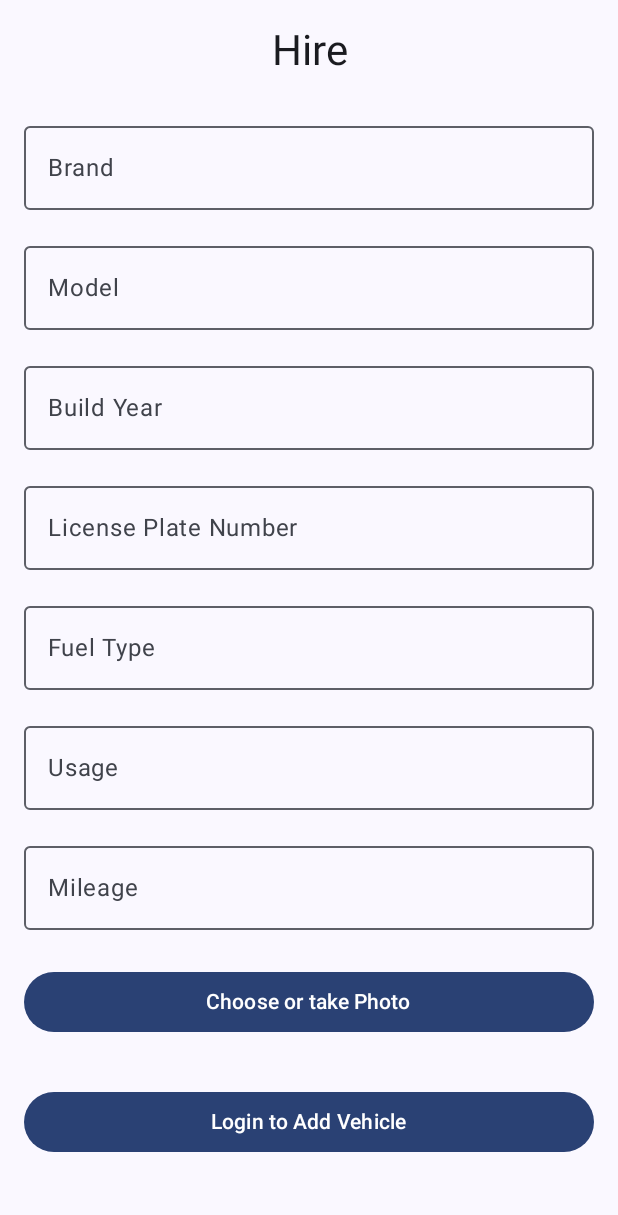
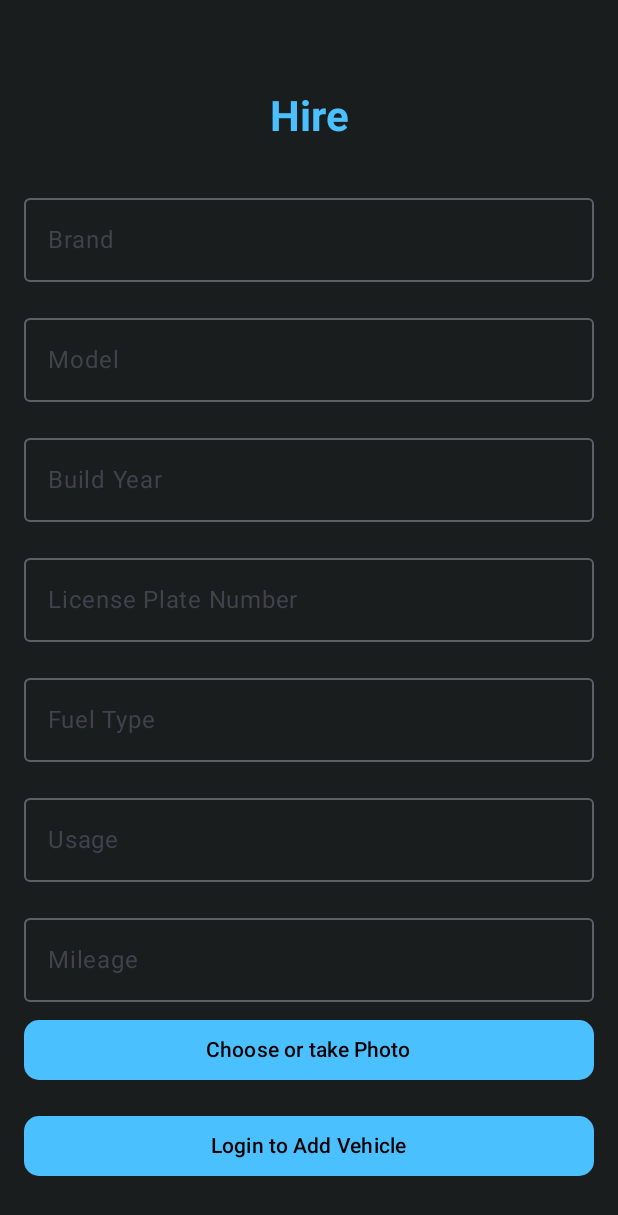
Before and after one commit to thisw2004/MyRentFinal, an Android app built with Jetpack Compose: the VerhurenFormLayout screen opened through its navigation route, on a phone screen of 412 x 824 dp. Shown: the top 1215 px of the screen. Run offline under Robolectric (Android 15) with nearby library versions, the light colour scheme and no system bars.

Commit message:
v 3.2.9 updated bverhuren page

```diff
--- a/app/src/main/java/com/example/myrentapp/MainActivity.kt
+++ b/app/src/main/java/com/example/myrentapp/MainActivity.kt
@@ -1,6 +1,6 @@
 package com.example.myrentapp
 
-import VerhurenFormLayout
+//import VerhurenFormLayout
 import android.os.Bundle
 import androidx.activity.ComponentActivity
 import androidx.activity.compose.setContent
--- a/app/src/main/java/com/example/myrentapp/Verhuren.kt
+++ b/app/src/main/java/com/example/myrentapp/Verhuren.kt
@@ -1,3 +1,5 @@
+package com.example.myrentapp
+
 import android.Manifest
 import android.content.Context
 import android.graphics.Bitmap
@@ -12,26 +14,29 @@ import android.util.Log
 import androidx.activity.compose.rememberLauncherForActivityResult
 import androidx.activity.result.contract.ActivityResultContracts
 import androidx.compose.foundation.Image
+import androidx.compose.foundation.background
 import androidx.compose.foundation.layout.*
 import androidx.compose.foundation.rememberScrollState
+import androidx.compose.foundation.shape.RoundedCornerShape
 import androidx.compose.foundation.verticalScroll
 import androidx.compose.material3.*
 import androidx.compose.runtime.*
 import androidx.compose.ui.Alignment
 import androidx.compose.ui.Modifier
+import androidx.compose.ui.draw.clip
+import androidx.compose.ui.graphics.Color
 import androidx.compose.ui.graphics.asImageBitmap
 import androidx.compose.ui.platform.LocalContext
 import androidx.compose.ui.res.stringResource
+import androidx.compose.ui.text.font.FontWeight
 import androidx.compose.ui.text.style.TextAlign
 import androidx.compose.ui.unit.dp
+import androidx.compose.ui.unit.sp
 import androidx.core.content.ContextCompat
 import androidx.core.content.FileProvider
 import androidx.core.content.PermissionChecker
 import androidx.navigation.NavController
-import com.example.myrentapp.AddVehicleState
-import com.example.myrentapp.CarViewModel
-import com.example.myrentapp.R
-import com.example.myrentapp.UserViewModel
+import com.example.myrentapp.ui.theme.MyRentAppTheme
 import com.google.accompanist.permissions.ExperimentalPermissionsApi
 import com.google.accompanist.permissions.isGranted
 import com.google.accompanist.permissions.rememberPermissionState
@@ -53,48 +58,44 @@ fun VerhurenFormLayout(carViewModel: CarViewModel, userViewModel: UserViewModel,
     var brandstofInput by remember { mutableStateOf("") }
     var verbruikInput by remember { mutableStateOf("") }
     var kmStandInput by remember { mutableStateOf("") }
-    var location by remember { mutableStateOf<String?>(null) }  // Auto GPS location
+    var location by remember { mutableStateOf<String?>(null) }
 
     var showPhotoDialog by remember { mutableStateOf(false) }
     var photoUri by remember { mutableStateOf<Uri?>(null) }
     var photoName by remember { mutableStateOf<String?>(null) }
     var photoBase64 by remember { mutableStateOf<String?>(null) }
-    var photoBitmap by remember { mutableStateOf<Bitmap?>(null) }  // For preview
+    var photoBitmap by remember { mutableStateOf<Bitmap?>(null) }
 
-    // Permission states for location and camera
     val locationPermissionState = rememberPermissionState(Manifest.permission.ACCESS_FINE_LOCATION)
     val cameraPermissionState = rememberPermissionState(Manifest.permission.CAMERA)
 
-    // Launcher for taking a photo
     val takePhoto = rememberLauncherForActivityResult(ActivityResultContracts.TakePicture()) { success ->
         if (success) {
             photoUri?.let { uri ->
                 photoBase64 = encodeImageToBase64(context, uri)
                 val bitmap = decodeUriToBitmap(context, uri)
-                photoBitmap = bitmap  // Set photo preview bitmap
+                photoBitmap = bitmap
                 photoName = carViewModel.generatePhotoName(context)
             }
         }
     }
 
-    // Launcher for picking a photo from the gallery
     val pickPhoto = rememberLauncherForActivityResult(ActivityResultContracts.GetContent()) { uri: Uri? ->
         photoUri = uri
         if (uri != null) {
             photoBase64 = encodeImageToBase64(context, uri)
             val bitmap = decodeUriToBitmap(context, uri)
-            photoBitmap = bitmap  // Set photo preview bitmap
+            photoBitmap = bitmap
             photoName = carViewModel.generatePhotoName(context)
         }
     }
 
-    // Fetch current location if permission is granted
     val scope = rememberCoroutineScope()
     LaunchedEffect(locationPermissionState.status.isGranted) {
         if (locationPermissionState.status.isGranted) {
             scope.launch {
                 getCurrentLocation(context) { gpsCoordinates ->
-                    location = gpsCoordinates  // Save GPS coordinates
+                    location = gpsCoordinates
                 }
             }
         } else {
@@ -105,19 +106,24 @@ fun VerhurenFormLayout(carViewModel: CarViewModel, userViewModel: UserViewModel,
     Column(
         modifier = Modifier
             .fillMaxSize()
+            .background(Color(0xFF1A1D1E)) // Dark background color
             .padding(16.dp)
             .verticalScroll(rememberScrollState()),
         horizontalAlignment = Alignment.CenterHorizontally
     ) {
+        Spacer(modifier = Modifier.height(40.dp))
+
         Text(
             text = stringResource(R.string.hireTitle),
-            style = MaterialTheme.typography.headlineMedium,
-            textAlign = TextAlign.Center
+            style = MaterialTheme.typography.displaySmall.copy(
+                color = Color(0xFF4AC0FF),
+                fontWeight = FontWeight.Bold,
+                fontSize = 28.sp
+            ),
+            textAlign = TextAlign.Center,
+            modifier = Modifier.padding(bottom = 16.dp)
         )
 
-        Spacer(modifier = Modifier.height(16.dp))
-
-        // Input fields
         VerhurenInputField(label = R.string.brand, value = brandInput, onValueChange = { brandInput = it })
         VerhurenInputField(label = R.string.model, value = modelInput, onValueChange = { modelInput = it })
         VerhurenInputField(label = R.string.bouwjaar, value = buildYearInput, onValueChange = { buildYearInput = it })
@@ -126,30 +132,39 @@ fun VerhurenFormLayout(carViewModel: CarViewModel, userViewModel: UserViewModel,
         VerhurenInputField(label = R.string.Usage, value = verbruikInput, onValueChange = { verbruikInput = it })
         VerhurenInputField(label = R.string.Mileage, value = kmStandInput, onValueChange = { kmStandInput = it })
 
-        // Show photo preview if available
         photoBitmap?.let {
-            Image(bitmap = it.asImageBitmap(), contentDescription = "Selected Photo", modifier = Modifier.size(200.dp))
+            Image(
+                bitmap = it.asImageBitmap(),
+                contentDescription = "Selected Photo",
+                modifier = Modifier
+                    .size(200.dp)
+                    .clip(RoundedCornerShape(10.dp))
+                    .padding(vertical = 16.dp)
+            )
         }
 
-        // Photo selection buttons
         Button(
             onClick = { showPhotoDialog = true },
+            colors = ButtonDefaults.buttonColors(
+                containerColor = Color(0xFF4AC0FF),
+                contentColor = Color.Black
+            ),
+            shape = RoundedCornerShape(10.dp),
             modifier = Modifier
                 .fillMaxWidth()
-                .padding(vertical = 16.dp)
+                .padding(bottom = 16.dp)
         ) {
-            Text(stringResource(R.string.ChoosePhotoBtn))
+            Text(stringResource(R.string.ChoosePhotoBtn), fontWeight = FontWeight.SemiBold)
         }
 
-        // Display selected photo name if available
         photoName?.let {
             Text(
                 text = "Photo selected: $it",
+                color = Color(0xFFB0BEC5),
                 modifier = Modifier.padding(vertical = 8.dp)
             )
         }
 
-        // Add vehicle button
         Button(
             onClick = {
                 if (isLoggedIn) {
@@ -161,26 +176,31 @@ fun VerhurenFormLayout(carViewModel: CarViewModel, userViewModel: UserViewModel,
                         brandstofInput,
                         verbruikInput.toIntOrNull() ?: 0,
                         kmStandInput.toIntOrNull() ?: 0,
-                        location ?: "",  // Use the automatically fetched location
+                        location ?: "",
                         photoBase64
                     )
                 } else {
                     navController.navigate("login")
                 }
             },
+            colors = ButtonDefaults.buttonColors(
+                containerColor = Color(0xFF4AC0FF),
+                contentColor = Color.Black
+            ),
+            shape = RoundedCornerShape(10.dp),
             modifier = Modifier
                 .fillMaxWidth()
-                .padding(vertical = 16.dp)
+                .padding(bottom = 16.dp)
         ) {
-            Text(if (isLoggedIn) stringResource(R.string.Confirm) else "Login to Add Vehicle")
+            Text(if (isLoggedIn) stringResource(R.string.Confirm) else "Login to Add Vehicle", fontWeight = FontWeight.SemiBold)
         }
 
         when (val state = addVehicleState) {
-            is AddVehicleState.Loading -> CircularProgressIndicator()
+            is AddVehicleState.Loading -> CircularProgressIndicator(color = Color(0xFF4AC0FF))
             is AddVehicleState.Success -> {
                 Text(
                     text = state.message,
-                    color = MaterialTheme.colorScheme.primary,
+                    color = Color(0xFF4AC0FF),
                     modifier = Modifier.padding(vertical = 8.dp)
                 )
                 LaunchedEffect(state) {
@@ -194,11 +214,10 @@ fun VerhurenFormLayout(carViewModel: CarViewModel, userViewModel: UserViewModel,
                     modifier = Modifier.padding(vertical = 8.dp)
                 )
             }
-            else -> {} // Idle state, do nothing
+            else -> {}
         }
     }
 
-    // Show dialog for photo selection (camera or gallery)
     if (showPhotoDialog) {
         AlertDialog(
             onDismissRequest = { showPhotoDialog = false },
@@ -252,21 +271,17 @@ fun decodeUriToBitmap(context: Context, uri: Uri): Bitmap? {
     }
 }
 
-// Get current GPS location function
 fun getCurrentLocation(context: Context, onLocationReceived: (String) -> Unit) {
     val locationManager = context.getSystemService(Context.LOCATION_SERVICE) as LocationManager
 
-    // Request fine location (precise GPS-based location)
     if (ContextCompat.checkSelfPermission(context, Manifest.permission.ACCESS_FINE_LOCATION) == PermissionChecker.PERMISSION_GRANTED) {
-
-        // Use GPS as the best provider for high accuracy
         locationManager.requestLocationUpdates(LocationManager.GPS_PROVIDER, 0L, 0f, object : LocationListener {
             override fun onLocationChanged(location: Location) {
                 val latitude = location.latitude
                 val longitude = location.longitude
                 val gpsCoordinates = "$latitude,$longitude"
-                onLocationReceived(gpsCoordinates)  // Pass precise location to the callback
-                locationManager.removeUpdates(this)  // Stop updates after the first location is received
+                onLocationReceived(gpsCoordinates)
+                locationManager.removeUpdates(this)
             }
 
             override fun onStatusChanged(provider: String?, status: Int, extras: Bundle?) {}
@@ -276,7 +291,6 @@ fun getCurrentLocation(context: Context, onLocationReceived: (String) -> Unit) {
     }
 }
 
-// Encode image to Base64 string
 fun encodeImageToBase64(context: Context, uri: Uri): String? {
     return try {
         val inputStream = context.contentResolver.openInputStream(uri)
@@ -291,7 +305,6 @@ fun encodeImageToBase64(context: Context, uri: Uri): String? {
     }
 }
 
-// Create a URI for saving the photo using FileProvider
 fun createImageUri(context: Context, viewModel: CarViewModel): Uri {
     val photoName = viewModel.generatePhotoName(context)
     val storageDir: File? = context.getExternalFilesDir(android.os.Environment.DIRECTORY_PICTURES)
```
